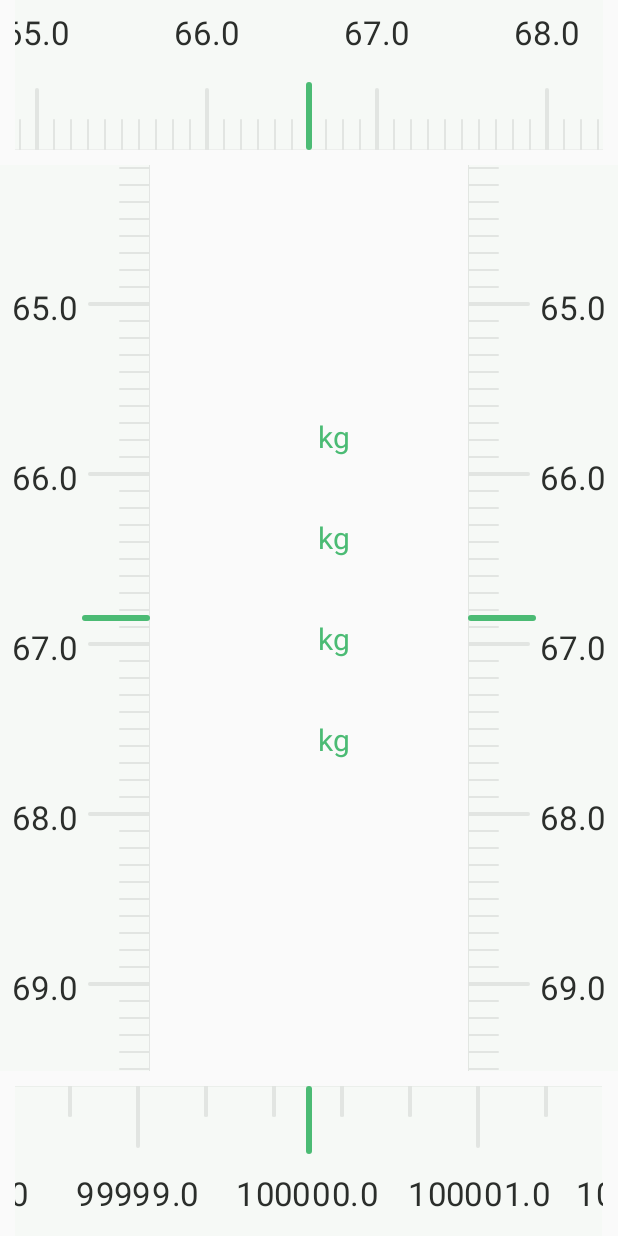
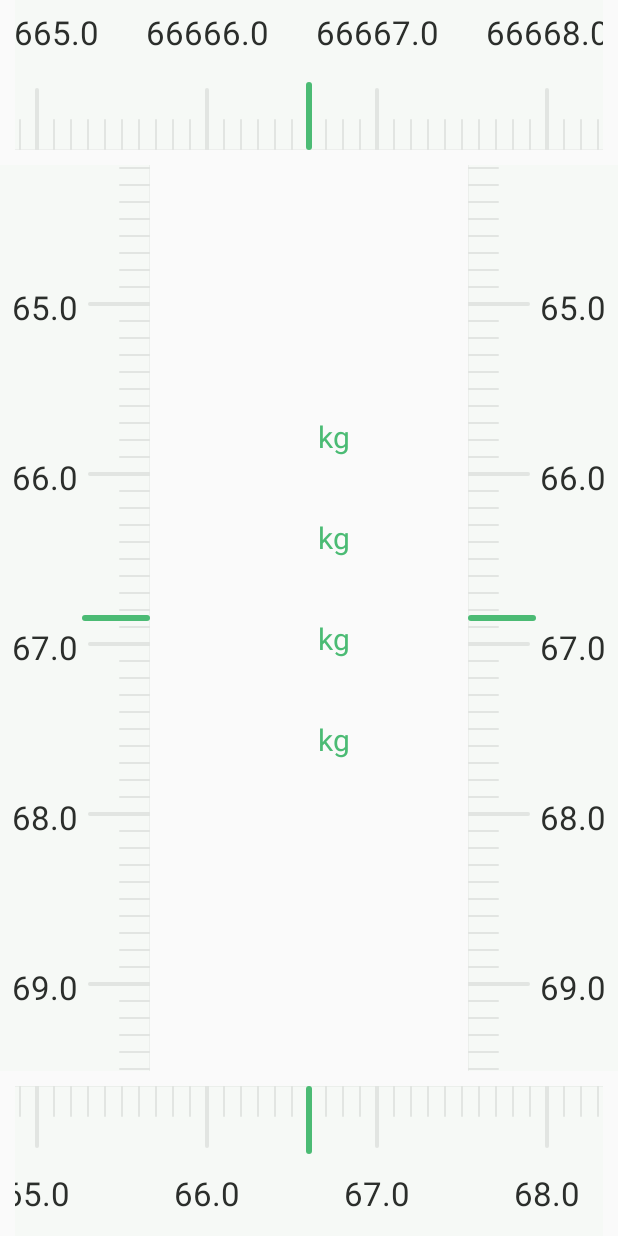
Before and after one commit to totond/BooheeRuler, an Android app: the layout activity_main.xml on its own in the app's theme, with its tools: preview values and no code run, on a phone screen of 412 x 824 dp. Run offline under Robolectric (Android 15) with nearby library versions, the phone set to English and light mode, and no system bars.

Commit message:
version 0.1.3:      onLayout之前没有利用change属性，导致每次刷新都会重新Layout，现在不会。      修改了画刻度的逻辑，现在在刻度范围很大的情况下还可以顺畅滑动。      修复了goToScale()重复回调导致显示刻度不准确的问题。

```diff
--- a/app/src/main/res/layout/activity_main.xml
+++ b/app/src/main/res/layout/activity_main.xml
@@ -48,11 +48,11 @@
         app:bigScaleLength="40dp"
         app:bigScaleWidth="2.5dp"
         app:count="10"
-        app:currentScale="1000000"
+        app:currentScale="666"
         app:cursorDrawable="@drawable/cursor_shape"
         app:cursorHeight="45dp"
         app:cursorWidth="4dp"
-        app:maxScale="1001000"
+        app:maxScale="2000"
         app:minScale="-100"
         app:numberTextSize="22sp"
         app:paddingStartAndEnd="10dp"
@@ -79,7 +79,7 @@
         app:cursorDrawable="@drawable/cursor_shape"
         app:cursorHeight="4dp"
         app:cursorWidth="45dp"
-        app:maxScale="500000"
+        app:maxScale="2000"
         app:minScale="464"
         app:numberTextSize="22sp"
         app:paddingStartAndEnd="10dp"
@@ -123,11 +123,11 @@
         app:bigScaleLength="40dp"
         app:bigScaleWidth="2.5dp"
         app:count="10"
-        app:currentScale="666"
+        app:currentScale="666666"
         app:cursorDrawable="@drawable/cursor_shape"
         app:cursorHeight="45dp"
         app:cursorWidth="4dp"
-        app:maxScale="2000"
+        app:maxScale="2000000"
         app:minScale="464"
         app:numberTextSize="22sp"
         app:paddingStartAndEnd="10dp"
--- a/build.gradle
+++ b/build.gradle
@@ -5,7 +5,7 @@ buildscript {
         jcenter()
     }
     dependencies {
-        classpath 'com.android.tools.build:gradle:3.0.1'
+        classpath 'com.android.tools.build:gradle:2.3.1'
         classpath 'com.novoda:bintray-release:0.5.0'
         // NOTE: Do not place your application dependencies here; they belong
         // in the individual module build.gradle files
--- a/ruler/build.gradle
+++ b/ruler/build.gradle
@@ -37,7 +37,7 @@ publish {
     repoName = 'CustomViewRepository'
     groupId = 'com.yanzhikai'
     artifactId = 'BooheeRuler'
-    publishVersion = '0.1.2'
+    publishVersion = '0.1.3'
     desc = '仿写薄荷健康体重选择尺'
     website = 'https://github.com/totond/BooheeRuler'
 }
--- a/ruler/src/main/java/yanzhikai/ruler/BooheeRuler.java
+++ b/ruler/src/main/java/yanzhikai/ruler/BooheeRuler.java
@@ -38,8 +38,6 @@ public class BooheeRuler extends ViewGroup {
     private InnerRuler mInnerRuler;
     //最小最大刻度值(以0.1kg为单位)
     private int mMinScale = 464, mMaxScale = 2000;
-    //中间光标画笔
-    private Paint mCPaint, mOutLinePaint;
     //光标宽度、高度
     private int mCursorWidth = 8, mCursorHeight = 70;
     //大小刻度的长度
@@ -159,7 +157,6 @@ public class BooheeRuler extends ViewGroup {
         //设置ViewGroup可画
         setWillNotDraw(false);
 
-        initPaint();
         initDrawable();
         initRulerBackground();
     }
@@ -203,14 +200,6 @@ public class BooheeRuler extends ViewGroup {
 
     }
 
-    private void initPaint() {
-        mCPaint = new Paint();
-
-        mOutLinePaint = new Paint();
-        mOutLinePaint.setStrokeWidth(0);
-        mOutLinePaint.setColor(mScaleColor);
-
-    }
 
     @Override
     protected void onMeasure(int widthMeasureSpec, int heightMeasureSpec) {
--- a/ruler/src/main/java/yanzhikai/ruler/InnerRulers/HorizontalRuler.java
+++ b/ruler/src/main/java/yanzhikai/ruler/InnerRulers/HorizontalRuler.java
@@ -155,18 +155,21 @@ public abstract class HorizontalRuler extends InnerRuler {
     public void goToScale(float scale) {
         mCurrentScale = Math.round(scale);
         scrollTo(scaleToScrollX(mCurrentScale), 0);
-        if (mRulerCallback != null) {
-            mRulerCallback.onScaleChanging(mCurrentScale);
-        }
+//        if (mRulerCallback != null) {
+//            mRulerCallback.onScaleChanging(mCurrentScale);
+//        }
     }
 
     //把滑动偏移量scrollX转化为刻度Scale
+    //TODO 转化大刻度（1000k以上）的时候会很卡，后面有时间再尝试缓存或者分级处理
     private float scrollXtoScale(int scrollX) {
+//        Log.d(TAG, "scrollXtoScale: " + scrollX);
         return ((float) (scrollX - mMinPosition) / mLength) * mMaxLength + mParent.getMinScale();
     }
 
     //把Scale转化为ScrollX
     private int scaleToScrollX(float scale) {
+//        Log.d(TAG, "scaleToScrollX: ");
         return (int) ((scale - mParent.getMinScale()) / mMaxLength * mLength + mMinPosition);
     }
 
@@ -175,7 +178,7 @@ public abstract class HorizontalRuler extends InnerRuler {
     @Override
     protected void scrollBackToCurrentScale() {
         //渐变回弹
-//        mCurrentScale = Math.round(mCurrentScale);
+//        Log.d(TAG, "scrollBackToCurrentScale: ");
         mOverScroller.startScroll(getScrollX(), 0, scaleToScrollX(Math.round(mCurrentScale)) - getScrollX(), 0, 500);
         invalidate();
 
@@ -183,20 +186,6 @@ public abstract class HorizontalRuler extends InnerRuler {
 //        scrollTo(scaleToScrollX(mCurrentScale),0);
     }
 
-//    @Override
-//    public void computeScroll() {
-//        if (mOverScroller.computeScrollOffset()) {
-//            scrollTo(mOverScroller.getCurrX(), mOverScroller.getCurrY());
-//            Log.d(TAG, "computeScrollX: " + getCurrentScale());
-//
-//            //这是最后OverScroller的最后一次滑动，如果这次滑动完了mCurrentScale不是整数，则把尺子移动到最近的整数位置
-//            if (!mOverScroller.computeScrollOffset() && mCurrentScale != Math.round(mCurrentScale)){
-//                //Fling完进行一次检测回滚
-//                scrollBackToCurrentScale();
-//            }
-//            invalidate();
-//        }
-//    }
 
     //获取控件宽高，设置相应信息
     @Override
--- a/ruler/src/main/java/yanzhikai/ruler/InnerRulers/InnerRuler.java
+++ b/ruler/src/main/java/yanzhikai/ruler/InnerRulers/InnerRuler.java
@@ -135,11 +135,11 @@ public abstract class InnerRuler extends View {
     @Override
     public void computeScroll() {
         if (mOverScroller.computeScrollOffset()) {
-//            Log.d("ruler", "computeScroll: " + getCurrentScale());
             scrollTo(mOverScroller.getCurrX(), mOverScroller.getCurrY());
 
             //这是最后OverScroller的最后一次滑动，如果这次滑动完了mCurrentScale不是整数，则把尺子移动到最近的整数位置
             if (!mOverScroller.computeScrollOffset() && mCurrentScale != Math.round(mCurrentScale)){
+//                Log.d("ruler", "computeScroll: " + mCurrentScale);
                 //Fling完进行一次检测回滚
                 scrollBackToCurrentScale();
             }
--- a/ruler/src/main/java/yanzhikai/ruler/InnerRulers/LeftHeadRuler.java
+++ b/ruler/src/main/java/yanzhikai/ruler/InnerRulers/LeftHeadRuler.java
@@ -25,20 +25,23 @@ public class LeftHeadRuler extends VerticalRuler{
     //画刻度和字
     private void drawScale(Canvas canvas) {
         int height = canvas.getHeight();
-        for (float i = mParent.getMinScale(); i <= mParent.getMaxScale(); i++){
+        float start = (getScrollY() - mDrawOffset) / mParent.getInterval() + mParent.getMinScale();
+        float end = (getScrollY() + height + mDrawOffset) / mParent.getInterval() + mParent.getMinScale();
+        for (float i = start; i <= end; i++){
             float locationY = (i - mParent.getMinScale()) * mParent.getInterval();
 
-            if (locationY > getScrollY() - mDrawOffset && locationY < (getScrollY() + height + mDrawOffset)) {
+            if (i >= mParent.getMinScale() && i <= mParent.getMaxScale()) {
                 if (i % mCount == 0) {
                     canvas.drawLine(0, locationY, mParent.getBigScaleLength(), locationY, mBigScalePaint);
                     canvas.drawText(String.valueOf(i / 10), mParent.getTextMarginHead(), locationY + mParent.getTextSize() / 2, mTextPaint);
                 } else {
                     canvas.drawLine(0, locationY, mParent.getSmallScaleLength(), locationY, mSmallScalePaint);
                 }
-                //画轮廓线
-                canvas.drawLine(0, getScrollY() , 0, getScrollY() + height, mOutLinePaint);
             }
         }
+        //画轮廓线
+        canvas.drawLine(0, getScrollY() , 0, getScrollY() + height, mOutLinePaint);
+
     }
 
     //画边缘效果
--- a/ruler/src/main/java/yanzhikai/ruler/InnerRulers/RightHeadRuler.java
+++ b/ruler/src/main/java/yanzhikai/ruler/InnerRulers/RightHeadRuler.java
@@ -2,7 +2,6 @@ package yanzhikai.ruler.InnerRulers;
 
 import android.content.Context;
 import android.graphics.Canvas;
-import android.util.Log;
 
 import yanzhikai.ruler.BooheeRuler;
 
@@ -26,20 +25,22 @@ public class RightHeadRuler extends VerticalRuler {
     private void drawScale(Canvas canvas) {
         int width = canvas.getWidth();
         int height = canvas.getHeight();
-        for (float i = mParent.getMinScale(); i <= mParent.getMaxScale(); i++){
+        float start = (getScrollY() - mDrawOffset) / mParent.getInterval() + mParent.getMinScale();
+        float end = (getScrollY() + height + mDrawOffset) / mParent.getInterval() + mParent.getMinScale();
+        for (float i = start; i <= end; i++){
             float locationY = (i - mParent.getMinScale()) * mParent.getInterval();
 
-            if (locationY > getScrollY() - mDrawOffset && locationY < (getScrollY() + height + mDrawOffset)) {
+            if (i >= mParent.getMinScale() && i <= mParent.getMaxScale()) {
                 if (i % mCount == 0) {
                     canvas.drawLine(width - mParent.getBigScaleLength(), locationY, width, locationY, mBigScalePaint);
                     canvas.drawText(String.valueOf(i / 10),width - mParent.getTextMarginHead(), locationY + mParent.getTextSize() / 2, mTextPaint);
                 } else {
                     canvas.drawLine(width - mParent.getSmallScaleLength(), locationY, width, locationY, mSmallScalePaint);
                 }
-                //画轮廓线
-                canvas.drawLine(canvas.getWidth(), getScrollY(), canvas.getWidth(), getScrollY() + height, mOutLinePaint);
             }
         }
+        //画轮廓线
+        canvas.drawLine(canvas.getWidth(), getScrollY(), canvas.getWidth(), getScrollY() + height, mOutLinePaint);
     }
 
     //画边缘效果
--- a/ruler/src/main/java/yanzhikai/ruler/InnerRulers/VerticalRuler.java
+++ b/ruler/src/main/java/yanzhikai/ruler/InnerRulers/VerticalRuler.java
@@ -146,9 +146,9 @@ public abstract class VerticalRuler extends InnerRuler {
     public void goToScale(float scale) {
         mCurrentScale = Math.round(scale);
         scrollTo(0, scaleToScrollY(mCurrentScale));
-        if (mRulerCallback != null) {
-            mRulerCallback.onScaleChanging(mCurrentScale);
-        }
+//        if (mRulerCallback != null) {
+//            mRulerCallback.onScaleChanging(mCurrentScale);
+//        }
     }
 
     //把滑动偏移量scrollY转化为刻度Scale
```
Also changed, not shown: ruler/src/main/java/yanzhikai/ruler/InnerRulers/MathUtils.java (added, +21 -0 lines), 1 other file.
